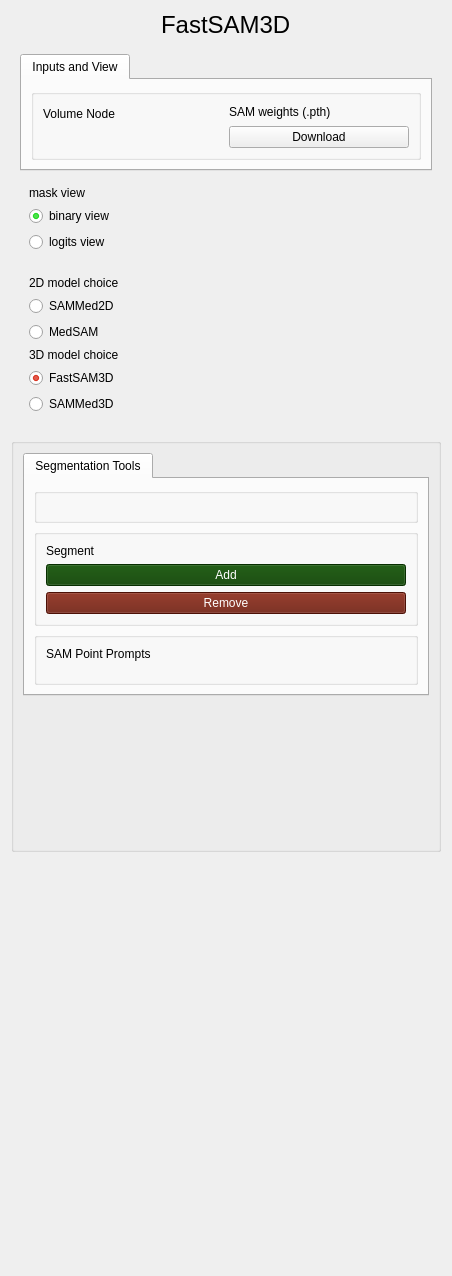
First picture: the form in fastsam/Resources/UI/fastsam.ui, repository arcadelab/FastSAM3D_slicer, before the edit.
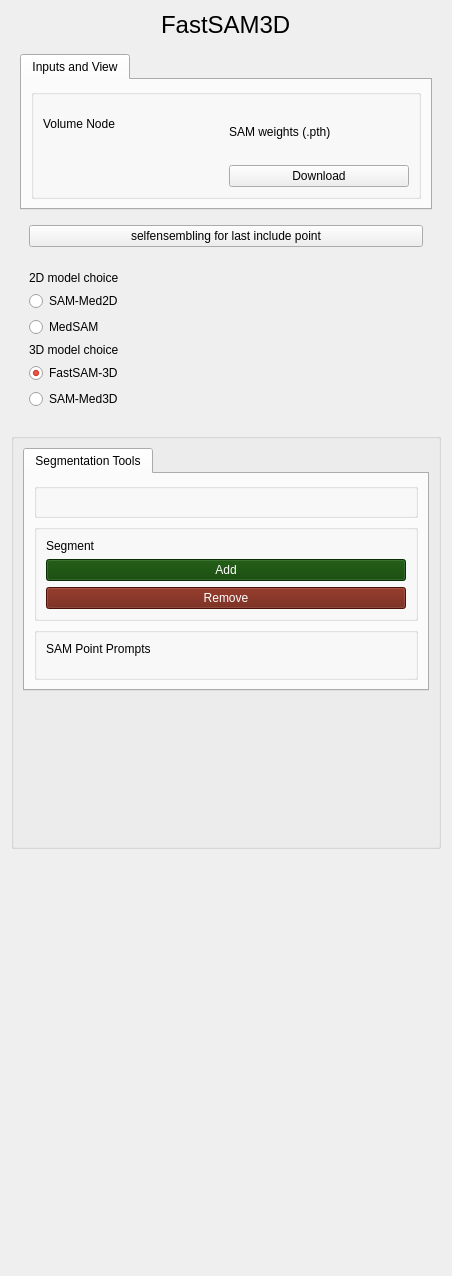
Second picture: the form after the edit. Custom widgets are drawn as their Qt base class.

```diff
--- a/fastsam/Resources/UI/fastsam.ui
+++ b/fastsam/Resources/UI/fastsam.ui
@@ -99,154 +99,9 @@
          <widget class="QWidget" name="widget" native="true">
           <layout class="QVBoxLayout" name="verticalLayout_12">
            <item>
-            <widget class="QLabel" name="label_6">
+            <widget class="QPushButton" name="selfensembling">
              <property name="text">
-              <string>mask view</string>
-             </property>
-            </widget>
-           </item>
-           <item>
-            <widget class="QRadioButton" name="radioButton_binaryview">
-             <property name="palette">
-              <palette>
-               <active>
-                <colorrole role="Text">
-                 <brush brushstyle="SolidPattern">
-                  <color alpha="255">
-                   <red>0</red>
-                   <green>255</green>
-                   <blue>0</blue>
-                  </color>
-                 </brush>
-                </colorrole>
-                <colorrole role="PlaceholderText">
-                 <brush brushstyle="SolidPattern">
-                  <color alpha="128">
-                   <red>0</red>
-                   <green>255</green>
-                   <blue>0</blue>
-                  </color>
-                 </brush>
-                </colorrole>
-               </active>
-               <inactive>
-                <colorrole role="Text">
-                 <brush brushstyle="SolidPattern">
-                  <color alpha="255">
-                   <red>0</red>
-                   <green>255</green>
-                   <blue>0</blue>
-                  </color>
-                 </brush>
-                </colorrole>
-                <colorrole role="PlaceholderText">
-                 <brush brushstyle="SolidPattern">
-                  <color alpha="128">
-                   <red>0</red>
-                   <green>255</green>
-                   <blue>0</blue>
-                  </color>
-                 </brush>
-                </colorrole>
-               </inactive>
-               <disabled>
-                <colorrole role="Text">
-                 <brush brushstyle="SolidPattern">
-                  <color alpha="255">
-                   <red>120</red>
-                   <green>120</green>
-                   <blue>120</blue>
-                  </color>
-                 </brush>
-                </colorrole>
-                <colorrole role="PlaceholderText">
-                 <brush brushstyle="SolidPattern">
-                  <color alpha="128">
-                   <red>0</red>
-                   <green>0</green>
-                   <blue>0</blue>
-                  </color>
-                 </brush>
-                </colorrole>
-               </disabled>
-              </palette>
-             </property>
-             <property name="text">
-              <string>binary view</string>
-             </property>
-             <property name="checked">
-              <bool>true</bool>
-             </property>
-            </widget>
-           </item>
-           <item>
-            <widget class="QRadioButton" name="radioButton_logitsview">
-             <property name="palette">
-              <palette>
-               <active>
-                <colorrole role="Text">
-                 <brush brushstyle="SolidPattern">
-                  <color alpha="255">
-                   <red>0</red>
-                   <green>255</green>
-                   <blue>0</blue>
-                  </color>
-                 </brush>
-                </colorrole>
-                <colorrole role="PlaceholderText">
-                 <brush brushstyle="SolidPattern">
-                  <color alpha="128">
-                   <red>0</red>
-                   <green>255</green>
-                   <blue>0</blue>
-                  </color>
-                 </brush>
-                </colorrole>
-               </active>
-               <inactive>
-                <colorrole role="Text">
-                 <brush brushstyle="SolidPattern">
-                  <color alpha="255">
-                   <red>0</red>
-                   <green>255</green>
-                   <blue>0</blue>
-                  </color>
-                 </brush>
-                </colorrole>
-                <colorrole role="PlaceholderText">
-                 <brush brushstyle="SolidPattern">
-                  <color alpha="128">
-                   <red>0</red>
-                   <green>255</green>
-                   <blue>0</blue>
-                  </color>
-                 </brush>
-                </colorrole>
-               </inactive>
-               <disabled>
-                <colorrole role="Text">
-                 <brush brushstyle="SolidPattern">
-                  <color alpha="255">
-                   <red>120</red>
-                   <green>120</green>
-                   <blue>120</blue>
-                  </color>
-                 </brush>
-                </colorrole>
-                <colorrole role="PlaceholderText">
-                 <brush brushstyle="SolidPattern">
-                  <color alpha="128">
-                   <red>0</red>
-                   <green>0</green>
-                   <blue>0</blue>
-                  </color>
-                 </brush>
-                </colorrole>
-               </disabled>
-              </palette>
-             </property>
-             <property name="text">
-              <string>logits view</string>
+              <string>selfensembling for last include point</string>
              </property>
             </widget>
            </item>
@@ -330,7 +185,7 @@
               </palette>
              </property>
              <property name="text">
-              <string>SAMMed2D</string>
+              <string>SAM-Med2D</string>
              </property>
             </widget>
            </item>
@@ -479,7 +334,7 @@
               </palette>
              </property>
              <property name="text">
-              <string>FastSAM3D</string>
+              <string>FastSAM-3D</string>
              </property>
              <property name="checked">
               <bool>true</bool>
@@ -553,7 +408,7 @@
               </palette>
              </property>
              <property name="text">
-              <string>SAMMed3D</string>
+              <string>SAM-Med3D</string>
              </property>
             </widget>
            </item>
```
